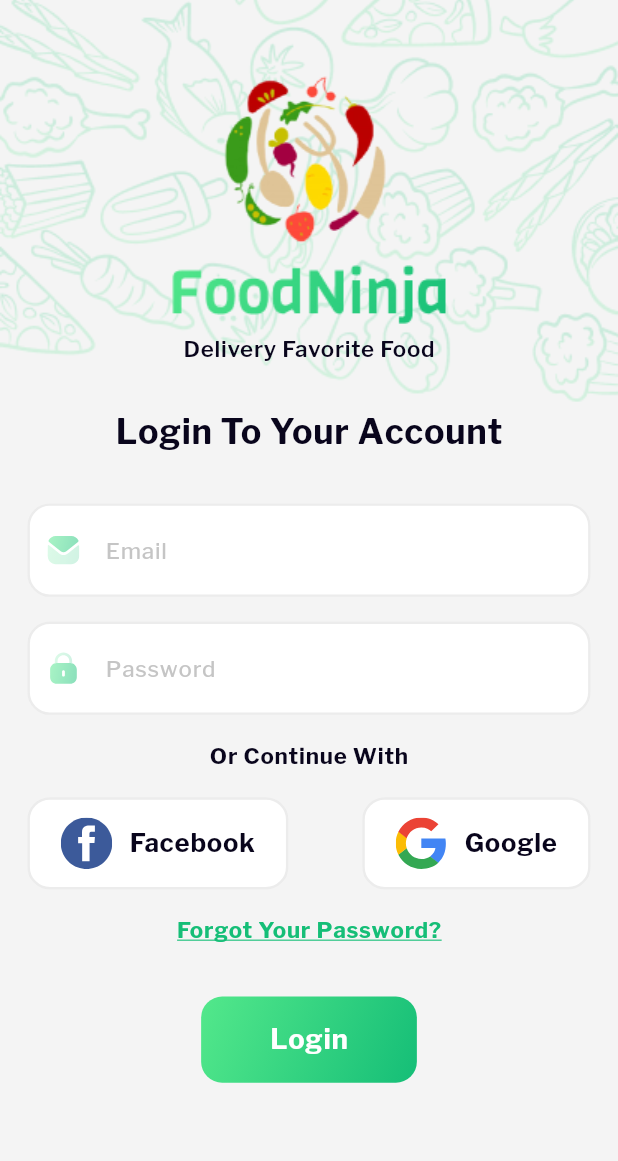
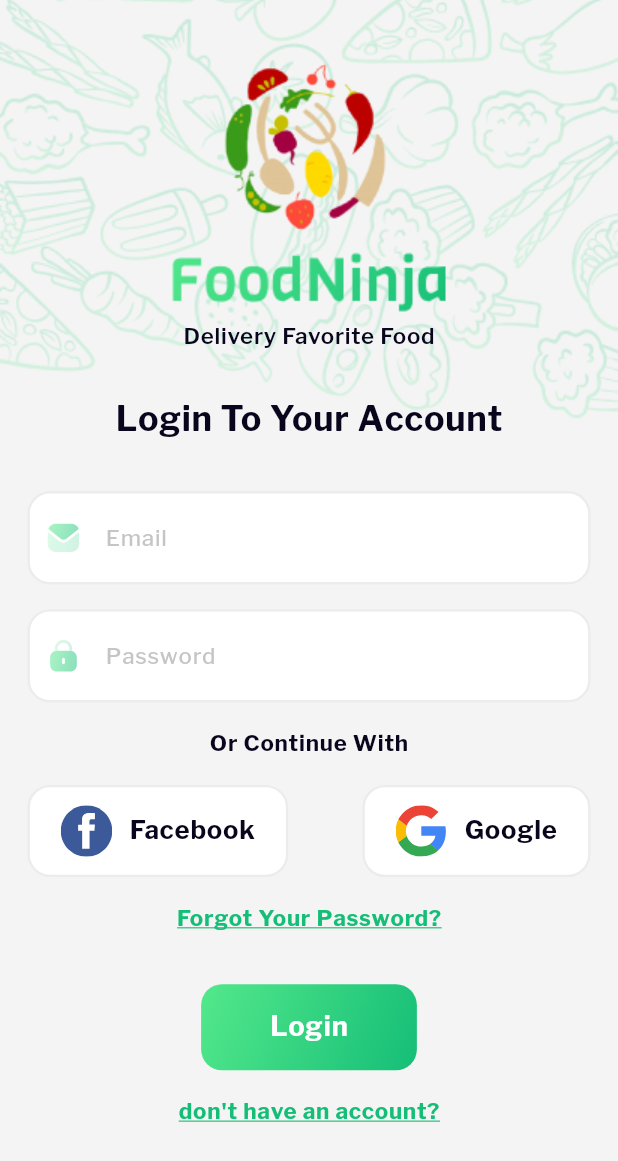
Before and after one commit to elsankary99/Food-Ninja, a Flutter app: the LoginPage screen opened by its route, on a phone screen of 412 x 824 dp. Shown: the top 1161 px of the screen. Run offline on Flutter 3.47's test engine with Material 3 defaults, Android fonts, the phone set to English and light mode, and no system bars; our stand-ins replace auto_route, device_preview, flutter_riverpod, flutter_screenutil, flutter_svg.

```diff
--- a/lib/core/constants/app_strings.dart
+++ b/lib/core/constants/app_strings.dart
@@ -10,6 +10,7 @@ class AppStrings {
   static const String loginYourAccount = "Login To Your Account";
   static const String email = "Email";
   static const String password = "Password";
+  static const String userName = "UserName";
   static const String continueWith = "Or Continue With";
   static const String googleLogin = "Google";
   static const String facebookLogin = "Facebook";
@@ -18,11 +19,14 @@ class AppStrings {
   static const String signUpForFree = "Sign Up For Free ";
   static const String createAccountButton = "Create Account";
   static const String alreadyHaveAccount = "already have an account?";
+  static const String dontHaveAccount = "don't have an account?";
   static const String fillBio = "Fill in your bio to get started";
   static const String bioDisplay =
       "This data will be displayed in your account profile for security";
   static const String firstName = "First Name";
   static const String lastName = "Last Name";
+  static const String keepMeSignIn = 'Keep Me Signed In';
+  static const String emailMeAboutSpecial = "Email Me About Special Pricing";
   static const String mobileNumber = "Mobile Number";
   static const String paymentMethod = "Payment Method ";
   static const String uploadPhotoProfile = "Upload Your Photo Profile";
--- a/lib/main.dart
+++ b/lib/main.dart
@@ -11,7 +11,7 @@ void main() async {
     ProviderScope(
       overrides: overrides,
       child: DevicePreview(
-        enabled: kReleaseMode,
+        enabled: !kReleaseMode,
         builder: (context) => const MyApp(), // Wrap your app
       ),
     ),
--- a/lib/views/pages/login/login_page.dart
+++ b/lib/views/pages/login/login_page.dart
@@ -1,14 +1,16 @@
-import 'package:auto_route/annotations.dart';
+import 'package:auto_route/auto_route.dart';
 import 'package:flutter/material.dart';
 import 'package:flutter_screenutil/flutter_screenutil.dart';
 import 'package:food_ninja/core/constants/app_colors.dart';
 import 'package:food_ninja/core/constants/app_images.dart';
 import 'package:food_ninja/core/constants/app_strings.dart';
 import 'package:food_ninja/core/extensions/extensions.dart';
+import 'package:food_ninja/core/routers/app_router.dart';
+import 'package:food_ninja/views/widgets/auth_widgets/logo_and_text.dart';
+import 'package:food_ninja/views/widgets/clickable_text.dart';
 import 'package:food_ninja/views/widgets/custom_button.dart';
-import 'package:food_ninja/views/widgets/custom_logo.dart';
 import 'package:food_ninja/views/widgets/custom_text_form_field.dart';
-import 'package:food_ninja/views/widgets/login_widgets/social_login.dart';
+import 'package:food_ninja/views/widgets/auth_widgets/social_login.dart';
 
 @RoutePage()
 class LoginPage extends StatelessWidget {
@@ -33,15 +35,7 @@ class LoginPage extends StatelessWidget {
               physics: const BouncingScrollPhysics(),
               child: Column(
                 children: [
-                  SizedBox(height: context.height * 0.035),
-                  const CustomLogo(),
-                  SizedBox(height: context.height * 0.035),
-                  Text(
-                    AppStrings.loginYourAccount,
-                    style: context.textTheme.labelMedium!
-                        .copyWith(fontSize: 20.sp),
-                  ),
-                  SizedBox(height: context.height * 0.04),
+                  const LogoAndText(title: AppStrings.loginYourAccount),
                   const CustomTextFormField(
                     prefixIcon: Assets.assetsImagesEmailLogo,
                     hint: AppStrings.email,
@@ -73,7 +67,11 @@ class LoginPage extends StatelessWidget {
                     title: AppStrings.login,
                     onTap: () {},
                   ),
-                  SizedBox(height: context.height * 0.01),
+                  SizedBox(height: context.height * 0.02),
+                  ClickableText(
+                    text: AppStrings.dontHaveAccount,
+                    onTap: () => context.router.replace(const SignUpRoute()),
+                  ),
                 ],
               ),
             ),
--- a/lib/views/pages/splash/splash_page.dart
+++ b/lib/views/pages/splash/splash_page.dart
@@ -16,7 +16,7 @@ class SplashPage extends StatefulWidget {
 class _SplashPageState extends State<SplashPage> {
   Future<void> goToOnBoarding() async {
     Future.delayed(const Duration(seconds: 2), () {
-      context.router.replaceAll([const LoginRoute()]);
+      context.router.replaceAll([const SignUpRoute()]);
     });
   }
 
--- /dev/null
+++ b/lib/views/widgets/auth_widgets/logo_and_text.dart
@@ -0,0 +1,27 @@
+import 'package:flutter/material.dart';
+import 'package:flutter_screenutil/flutter_screenutil.dart';
+import 'package:food_ninja/core/extensions/extensions.dart';
+import 'package:food_ninja/views/widgets/custom_logo.dart';
+
+class LogoAndText extends StatelessWidget {
+  const LogoAndText({
+    super.key,
+    required this.title,
+  });
+  final String title;
+  @override
+  Widget build(BuildContext context) {
+    return Column(
+      children: [
+        SizedBox(height: context.height * 0.025),
+        const CustomLogo(),
+        SizedBox(height: context.height * 0.035),
+        Text(
+          title,
+          style: context.textTheme.labelMedium!.copyWith(fontSize: 20.sp),
+        ),
+        SizedBox(height: context.height * 0.04),
+      ],
+    );
+  }
+}
--- a/lib/views/widgets/login_widgets/social_login.dart
+++ b/lib/views/widgets/auth_widgets/social_login.dart
@@ -1,7 +1,7 @@
 import 'package:flutter/material.dart';
 import 'package:food_ninja/core/constants/app_images.dart';
 import 'package:food_ninja/core/constants/app_strings.dart';
-import 'package:food_ninja/views/widgets/login_widgets/social_button.dart';
+import 'package:food_ninja/views/widgets/auth_widgets/social_button.dart';
 
 class LoginWithSocial extends StatelessWidget {
   const LoginWithSocial({super.key});
--- /dev/null
+++ b/lib/views/widgets/clickable_text.dart
@@ -0,0 +1,27 @@
+import 'package:flutter/material.dart';
+import 'package:food_ninja/core/constants/app_colors.dart';
+import 'package:food_ninja/core/extensions/extensions.dart';
+
+class ClickableText extends StatelessWidget {
+  const ClickableText({
+    super.key,
+    required this.text,
+    required this.onTap,
+  });
+  final String text;
+  final VoidCallback onTap;
+  @override
+  Widget build(BuildContext context) {
+    return InkWell(
+      onTap: onTap,
+      child: Text(
+        text,
+        style: context.textTheme.labelSmall!.copyWith(
+            decoration: TextDecoration.underline,
+            decorationColor: AppColors.deepGreen,
+            fontWeight: FontWeight.bold,
+            color: AppColors.deepGreen),
+      ),
+    );
+  }
+}
--- a/pubspec.yaml
+++ b/pubspec.yaml
@@ -37,6 +37,7 @@ dependencies:
   flutter_screenutil: ^5.9.0
   flutter_svg: ^2.0.9
   shared_preferences: ^2.2.2
+
 
 dev_dependencies:
   auto_route_generator: ^7.3.2
```
Also changed, not shown: lib/views/pages/signup/sign_up_page.dart (+71 -2 lines), lib/views/widgets/auth_widgets/custom_check_box.dart (added, +38 -0 lines), lib/views/widgets/auth_widgets/social_button.dart (renamed from lib/views/widgets/login_widgets/social_button.dart).
